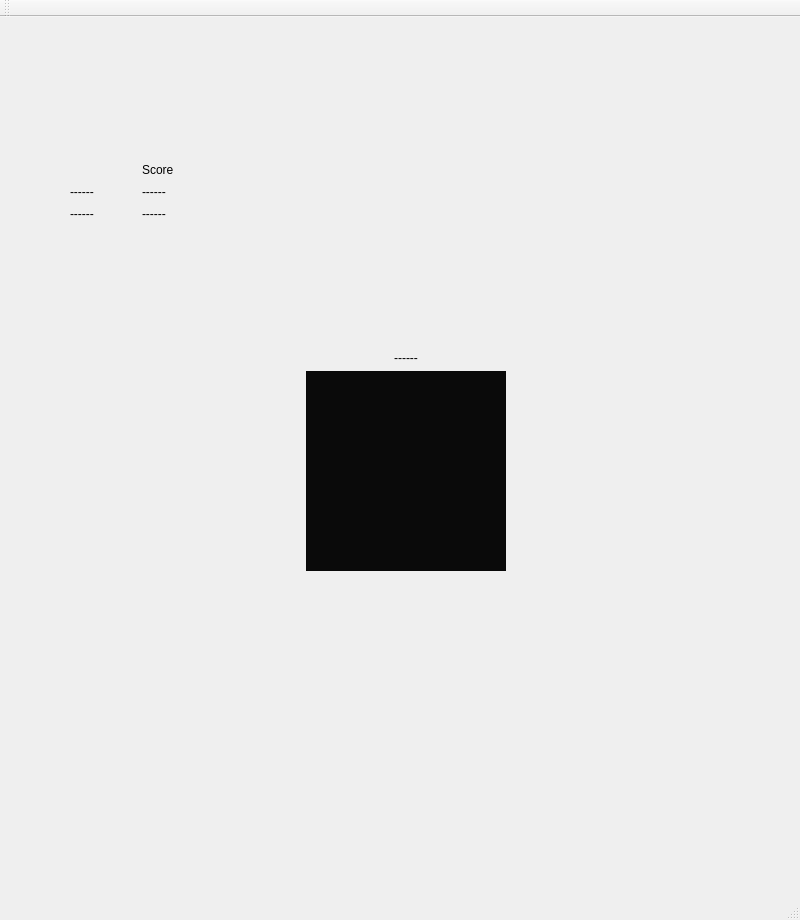
Before: the Qt Designer form mainwindow.ui in ariel181/Noughts_and_Crosses, drawn with Qt 5.
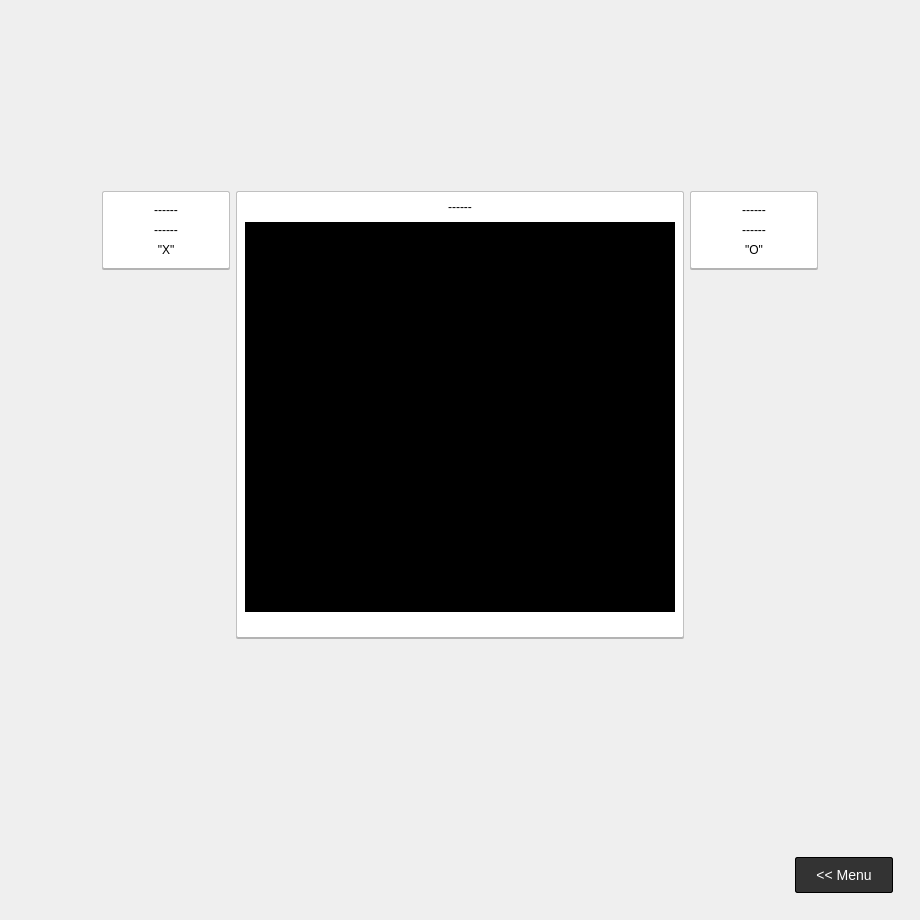
After: the same form once the commit is applied.

The edit to the form file:
```diff
--- a/mainwindow.ui
+++ b/mainwindow.ui
@@ -6,57 +6,78 @@
    <rect>
     <x>0</x>
     <y>0</y>
-    <width>800</width>
+    <width>920</width>
     <height>920</height>
    </rect>
   </property>
   <property name="windowTitle">
    <string>MainWindow</string>
   </property>
-  <widget class="QWidget" name="centralWidget">
-   <property name="styleSheet">
-    <string notr="true">QFrame#frBoard
+  <property name="styleSheet">
+   <string notr="true">QFrame#frBottom QPushButton ,
+QFrame#frBottom_2 QPushButton 
+{ 
+   min-width:64px; 
+   height:36px; 
+   font-size:14px;  
+   border: 1px solid #000000;
+   border-radius:2px;
+   background-color: #333333;
+   padding-left:16px; 
+   padding-right:16px;
+   color:#ffffff; 
+ }
+
+QFrame#frBottom QPushButton:pressed,
+QFrame#frBottom_2 QPushButton:pressed {
+   background-color: #ffffff;
+   color:#333333;
+   border-style: inset;
+}   
+
+QFrame#frCenter, QFrame#frCenter_2, QFrame#frPlay1, QFrame#frPlay2{
+   border: 1px solid silver;
+   border-bottom: 2px solid rgba(179, 179, 179, 255);
+   border-radius: 2px;
+   background-color: rgb(255, 255, 255);
+}
+
+QFrame#frBoard
 {
-background-color: rgb(10, 10, 10);
+background-color: rgb(0, 0, 0);
 }
 QFrame#frBoard QPushButton
 {
 background-color: rgb(255,255,255);
 }</string>
+  </property>
+  <widget class="QWidget" name="centralWidget">
+   <property name="styleSheet">
+    <string notr="true"/>
    </property>
    <layout class="QGridLayout" name="gridLayout_2">
-    <item row="0" column="0">
+    <property name="leftMargin">
+     <number>8</number>
+    </property>
+    <property name="topMargin">
+     <number>8</number>
+    </property>
+    <property name="rightMargin">
+     <number>8</number>
+    </property>
+    <property name="bottomMargin">
+     <number>8</number>
+    </property>
+    <property name="spacing">
+     <number>8</number>
+    </property>
+    <item row="0" column="1">
      <widget class="QStackedWidget" name="stackedWidget">
       <property name="currentIndex">
        <number>1</number>
       </property>
       <widget class="QWidget" name="page">
        <layout class="QGridLayout" name="gridLayout_3">
-        <item row="1" column="2">
-         <widget class="QLabel" name="label">
-          <property name="font">
-           <font>
-            <pointsize>26</pointsize>
-           </font>
-          </property>
-          <property name="text">
-           <string>Noughts and Crosses</string>
-          </property>
-          <property name="alignment">
-           <set>Qt::AlignCenter</set>
-          </property>
-         </widget>
-        </item>
-        <item row="2" column="2">
-         <widget class="QLabel" name="label_2">
-          <property name="text">
-           <string>Created by Ariel Gawrys</string>
-          </property>
-          <property name="alignment">
-           <set>Qt::AlignCenter</set>
-          </property>
-         </widget>
-        </item>
         <item row="0" column="2">
          <spacer name="verticalSpacer_4">
           <property name="orientation">
@@ -70,19 +91,6 @@
           </property>
          </spacer>
         </item>
-        <item row="1" column="3">
-         <spacer name="horizontalSpacer_4">
-          <property name="orientation">
-           <enum>Qt::Horizontal</enum>
-          </property>
-          <property name="sizeHint" stdset="0">
-           <size>
-            <width>40</width>
-            <height>20</height>
-           </size>
-          </property>
-         </spacer>
-        </item>
         <item row="9" column="2">
          <spacer name="verticalSpacer_3">
           <property name="orientation">
@@ -96,23 +104,7 @@
           </property>
          </spacer>
         </item>
-        <item row="6" column="2">
-         <spacer name="verticalSpacer_5">
-          <property name="orientation">
-           <enum>Qt::Vertical</enum>
-          </property>
-          <property name="sizeType">
-           <enum>QSizePolicy::Fixed</enum>
-          </property>
-          <property name="sizeHint" stdset="0">
-           <size>
-            <width>20</width>
-            <height>40</height>
-           </size>
-          </property>
-         </spacer>
-        </item>
-        <item row="1" column="0">
+        <item row="2" column="0">
          <spacer name="horizontalSpacer_3">
           <property name="orientation">
            <enum>Qt::Horizontal</enum>
@@ -125,104 +117,239 @@
           </property>
          </spacer>
         </item>
-        <item row="7" column="2">
-         <layout class="QHBoxLayout" name="horizontalLayout">
-          <property name="topMargin">
-           <number>0</number>
+        <item row="2" column="3">
+         <spacer name="horizontalSpacer_4">
+          <property name="orientation">
+           <enum>Qt::Horizontal</enum>
           </property>
-          <item>
-           <widget class="QPushButton" name="pbStartGame">
-            <property name="maximumSize">
-             <size>
-              <width>128</width>
-              <height>16777215</height>
-             </size>
-            </property>
-            <property name="text">
-             <string>Start Game</string>
-            </property>
-           </widget>
-          </item>
-         </layout>
+          <property name="sizeHint" stdset="0">
+           <size>
+            <width>40</width>
+            <height>20</height>
+           </size>
+          </property>
+         </spacer>
         </item>
-        <item row="3" column="1" colspan="2">
-         <layout class="QGridLayout" name="gridLayout">
-          <property name="spacing">
-           <number>8</number>
+        <item row="1" column="2" rowspan="3">
+         <widget class="QFrame" name="frCenter_2dd">
+          <property name="minimumSize">
+           <size>
+            <width>300</width>
+            <height>300</height>
+           </size>
           </property>
-          <item row="0" column="0">
-           <widget class="QLabel" name="label_3">
-            <property name="text">
-             <string>Player O:</string>
-            </property>
-           </widget>
-          </item>
-          <item row="0" column="1">
-           <widget class="QLineEdit" name="leO">
-            <property name="text">
-             <string>player 1</string>
-            </property>
-            <property name="maxLength">
-             <number>10</number>
-            </property>
-           </widget>
-          </item>
-          <item row="3" column="1">
-           <widget class="QLabel" name="laX">
-            <property name="minimumSize">
-             <size>
-              <width>0</width>
-              <height>20</height>
-             </size>
-            </property>
-            <property name="styleSheet">
-             <string notr="true">color: rgb(255, 0, 0);</string>
-            </property>
-            <property name="text">
-             <string/>
-            </property>
-           </widget>
-          </item>
-          <item row="2" column="1">
-           <widget class="QLineEdit" name="leX">
-            <property name="text">
-             <string>player 2</string>
-            </property>
-            <property name="maxLength">
-             <number>10</number>
-            </property>
-           </widget>
-          </item>
-          <item row="2" column="0">
-           <widget class="QLabel" name="label_4">
-            <property name="text">
-             <string>Player X:</string>
-            </property>
-           </widget>
-          </item>
-          <item row="1" column="1">
-           <widget class="QLabel" name="laO">
-            <property name="minimumSize">
-             <size>
-              <width>0</width>
-              <height>20</height>
-             </size>
-            </property>
-            <property name="styleSheet">
-             <string notr="true">color: rgb(255, 0, 0);</string>
-            </property>
-            <property name="text">
-             <string/>
-            </property>
-           </widget>
-          </item>
-         </layout>
+          <property name="frameShape">
+           <enum>QFrame::StyledPanel</enum>
+          </property>
+          <property name="frameShadow">
+           <enum>QFrame::Raised</enum>
+          </property>
+          <layout class="QGridLayout" name="gridLayout_6">
+           <property name="leftMargin">
+            <number>32</number>
+           </property>
+           <property name="topMargin">
+            <number>16</number>
+           </property>
+           <property name="rightMargin">
+            <number>32</number>
+           </property>
+           <property name="bottomMargin">
+            <number>16</number>
+           </property>
+           <property name="spacing">
+            <number>8</number>
+           </property>
+           <item row="2" column="0">
+            <spacer name="verticalSpacer_6">
+             <property name="orientation">
+              <enum>Qt::Vertical</enum>
+             </property>
+             <property name="sizeType">
+              <enum>QSizePolicy::Fixed</enum>
+             </property>
+             <property name="sizeHint" stdset="0">
+              <size>
+               <width>20</width>
+               <height>40</height>
+              </size>
+             </property>
+            </spacer>
+           </item>
+           <item row="1" column="0">
+            <widget class="QLabel" name="label_2">
+             <property name="text">
+              <string>Created by Ariel Gawrys</string>
+             </property>
+             <property name="alignment">
+              <set>Qt::AlignCenter</set>
+             </property>
+            </widget>
+           </item>
+           <item row="0" column="0">
+            <widget class="QLabel" name="label">
+             <property name="font">
+              <font>
+               <pointsize>26</pointsize>
+              </font>
+             </property>
+             <property name="text">
+              <string>Noughts and Crosses</string>
+             </property>
+             <property name="alignment">
+              <set>Qt::AlignCenter</set>
+             </property>
+            </widget>
+           </item>
+           <item row="3" column="0">
+            <layout class="QGridLayout" name="gridLayout">
+             <property name="spacing">
+              <number>8</number>
+             </property>
+             <item row="0" column="0">
+              <widget class="QLabel" name="label_3">
+               <property name="text">
+                <string>Player O:</string>
+               </property>
+              </widget>
+             </item>
+             <item row="0" column="1">
+              <widget class="QLineEdit" name="leO">
+               <property name="text">
+                <string>player 1aa</string>
+               </property>
+               <property name="maxLength">
+                <number>10</number>
+               </property>
+              </widget>
+             </item>
+             <item row="3" column="1">
+              <widget class="QLabel" name="laX">
+               <property name="minimumSize">
+                <size>
+                 <width>0</width>
+                 <height>20</height>
+                </size>
+               </property>
+               <property name="styleSheet">
+                <string notr="true">color: rgb(255, 0, 0);</string>
+               </property>
+               <property name="text">
+                <string/>
+               </property>
+              </widget>
+             </item>
+             <item row="2" column="1">
+              <widget class="QLineEdit" name="leX">
+               <property name="text">
+                <string>player 233</string>
+               </property>
+               <property name="maxLength">
+                <number>10</number>
+               </property>
+              </widget>
+             </item>
+             <item row="2" column="0">
+              <widget class="QLabel" name="label_4">
+               <property name="text">
+                <string>Player X:</string>
+               </property>
+              </widget>
+             </item>
+             <item row="1" column="1">
+              <widget class="QLabel" name="laO">
+               <property name="minimumSize">
+                <size>
+                 <width>0</width>
+                 <height>20</height>
+                </size>
+               </property>
+               <property name="styleSheet">
+                <string notr="true">color: rgb(255, 0, 0);</string>
+               </property>
+               <property name="text">
+                <string/>
+               </property>
+              </widget>
+             </item>
+            </layout>
+           </item>
+           <item row="5" column="0">
+            <widget class="QFrame" name="frBottom_2">
+             <property name="maximumSize">
+              <size>
+               <width>16777215</width>
+               <height>52</height>
+              </size>
+             </property>
+             <property name="frameShape">
+              <enum>QFrame::NoFrame</enum>
+             </property>
+             <property name="frameShadow">
+              <enum>QFrame::Raised</enum>
+             </property>
+             <layout class="QHBoxLayout" name="horizontalLayout_3">
+              <property name="spacing">
+               <number>8</number>
+              </property>
+              <property name="leftMargin">
+               <number>8</number>
+              </property>
+              <property name="topMargin">
+               <number>8</number>
+              </property>
+              <property name="rightMargin">
+               <number>8</number>
+              </property>
+              <property name="bottomMargin">
+               <number>8</number>
+              </property>
+              <item>
+               <widget class="QPushButton" name="pbStartGame">
+                <property name="minimumSize">
+                 <size>
+                  <width>98</width>
+                  <height>36</height>
+                 </size>
+                </property>
+                <property name="maximumSize">
+                 <size>
+                  <width>128</width>
+                  <height>36</height>
+                 </size>
+                </property>
+                <property name="text">
+                 <string>Start Game</string>
+                </property>
+               </widget>
+              </item>
+             </layout>
+            </widget>
+           </item>
+           <item row="4" column="0">
+            <spacer name="verticalSpacer_9">
+             <property name="orientation">
+              <enum>Qt::Vertical</enum>
+             </property>
+             <property name="sizeType">
+              <enum>QSizePolicy::Fixed</enum>
+             </property>
+             <property name="sizeHint" stdset="0">
+              <size>
+               <width>20</width>
+               <height>40</height>
+              </size>
+             </property>
+            </spacer>
+           </item>
+          </layout>
+         </widget>
         </item>
        </layout>
       </widget>
       <widget class="QWidget" name="page_2">
        <layout class="QGridLayout" name="gridLayout_4">
-        <item row="0" column="2">
+        <item row="0" column="2" colspan="2">
          <spacer name="verticalSpacer">
           <property name="orientation">
            <enum>Qt::Vertical</enum>
@@ -235,8 +362,8 @@
           </property>
          </spacer>
         </item>
-        <item row="4" column="2">
-         <spacer name="verticalSpacer_2">
+        <item row="3" column="1" rowspan="3">
+         <spacer name="verticalSpacer_7">
           <property name="orientation">
            <enum>Qt::Vertical</enum>
           </property>
@@ -248,17 +375,86 @@
           </property>
          </spacer>
         </item>
-        <item row="1" column="2">
-         <widget class="QLabel" name="laMove">
-          <property name="text">
-           <string>------</string>
+        <item row="2" column="4">
+         <widget class="QFrame" name="frPlay2">
+          <property name="minimumSize">
+           <size>
+            <width>128</width>
+            <height>0</height>
+           </size>
           </property>
-          <property name="alignment">
-           <set>Qt::AlignCenter</set>
+          <property name="frameShape">
+           <enum>QFrame::StyledPanel</enum>
           </property>
+          <property name="frameShadow">
+           <enum>QFrame::Raised</enum>
+          </property>
+          <layout class="QVBoxLayout" name="verticalLayout_2">
+           <item>
+            <widget class="QLabel" name="laNoughts">
+             <property name="sizePolicy">
+              <sizepolicy hsizetype="Preferred" vsizetype="Fixed">
+               <horstretch>0</horstretch>
+               <verstretch>0</verstretch>
+              </sizepolicy>
+             </property>
+             <property name="text">
+              <string>------</string>
+             </property>
+             <property name="alignment">
+              <set>Qt::AlignCenter</set>
+             </property>
+            </widget>
+           </item>
+           <item>
+            <widget class="QLabel" name="laScoreNought">
+             <property name="sizePolicy">
+              <sizepolicy hsizetype="Preferred" vsizetype="Fixed">
+               <horstretch>0</horstretch>
+               <verstretch>0</verstretch>
+              </sizepolicy>
+             </property>
+             <property name="text">
+              <string>------</string>
+             </property>
+             <property name="alignment">
+              <set>Qt::AlignCenter</set>
+             </property>
+            </widget>
+           </item>
+           <item>
+            <widget class="QLabel" name="label_7">
+             <property name="sizePolicy">
+              <sizepolicy hsizetype="Preferred" vsizetype="Preferred">
+               <horstretch>0</horstretch>
+               <verstretch>0</verstretch>
+              </sizepolicy>
+             </property>
+             <property name="text">
+              <string>&quot;O&quot;</string>
+             </property>
+             <property name="alignment">
+              <set>Qt::AlignCenter</set>
+             </property>
+            </widget>
+           </item>
+          </layout>
          </widget>
         </item>
-        <item row="3" column="3">
+        <item row="3" column="4" rowspan="3">
+         <spacer name="verticalSpacer_8">
+          <property name="orientation">
+           <enum>Qt::Vertical</enum>
+          </property>
+          <property name="sizeHint" stdset="0">
+           <size>
+            <width>20</width>
+            <height>40</height>
+           </size>
+          </property>
+         </spacer>
+        </item>
+        <item row="2" column="5">
          <spacer name="horizontalSpacer_2">
           <property name="orientation">
            <enum>Qt::Horizontal</enum>
@@ -271,46 +467,31 @@
           </property>
          </spacer>
         </item>
-        <item row="0" column="0" colspan="2">
-         <widget class="QFrame" name="frame">
+        <item row="2" column="1">
+         <widget class="QFrame" name="frPlay1">
           <property name="sizePolicy">
-           <sizepolicy hsizetype="Fixed" vsizetype="Fixed">
+           <sizepolicy hsizetype="Preferred" vsizetype="Fixed">
             <horstretch>0</horstretch>
             <verstretch>0</verstretch>
            </sizepolicy>
           </property>
           <property name="minimumSize">
            <size>
-            <width>200</width>
+            <width>128</width>
             <height>0</height>
            </size>
           </property>
           <property name="frameShape">
-           <enum>QFrame::NoFrame</enum>
+           <enum>QFrame::StyledPanel</enum>
           </property>
           <property name="frameShadow">
            <enum>QFrame::Raised</enum>
           </property>
-          <layout class="QGridLayout" name="gridLayout_6">
-           <property name="leftMargin">
-            <number>8</number>
-           </property>
-           <property name="topMargin">
-            <number>8</number>
-           </property>
-           <property name="rightMargin">
-            <number>8</number>
-           </property>
-           <property name="bottomMargin">
-            <number>8</number>
-           </property>
-           <property name="spacing">
-            <number>8</number>
-           </property>
-           <item row="1" column="0">
+          <layout class="QVBoxLayout" name="verticalLayout">
+           <item>
             <widget class="QLabel" name="laCross">
              <property name="sizePolicy">
-              <sizepolicy hsizetype="Fixed" vsizetype="Fixed">
+              <sizepolicy hsizetype="Preferred" vsizetype="Fixed">
                <horstretch>0</horstretch>
                <verstretch>0</verstretch>
               </sizepolicy>
@@ -318,51 +499,15 @@
              <property name="text">
               <string>------</string>
              </property>
-            </widget>
-           </item>
-           <item row="2" column="1">
-            <widget class="QLabel" name="laScoreNought">
-             <property name="sizePolicy">
-              <sizepolicy hsizetype="Fixed" vsizetype="Fixed">
-               <horstretch>0</horstretch>
-               <verstretch>0</verstretch>
-              </sizepolicy>
+             <property name="alignment">
+              <set>Qt::AlignCenter</set>
              </property>
-             <property name="text">
-              <string>------</string>
-             </property>
             </widget>
            </item>
-           <item row="2" column="0">
-            <widget class="QLabel" name="laNoughts">
-             <property name="sizePolicy">
-              <sizepolicy hsizetype="Fixed" vsizetype="Fixed">
-               <horstretch>0</horstretch>
-               <verstretch>0</verstretch>
-              </sizepolicy>
-             </property>
-             <property name="text">
-              <string>------</string>
-             </property>
-            </widget>
-           </item>
-           <item row="0" column="1">
-            <widget class="QLabel" name="label_5">
-             <property name="sizePolicy">
-              <sizepolicy hsizetype="Fixed" vsizetype="Fixed">
-               <horstretch>0</horstretch>
-               <verstretch>0</verstretch>
-              </sizepolicy>
-             </property>
-             <property name="text">
-              <string>Score</string>
-             </property>
-            </widget>
-           </item>
-           <item row="1" column="1">
+           <item>
             <widget class="QLabel" name="laScoreCross">
              <property name="sizePolicy">
-              <sizepolicy hsizetype="Fixed" vsizetype="Fixed">
+              <sizepolicy hsizetype="Preferred" vsizetype="Fixed">
                <horstretch>0</horstretch>
                <verstretch>0</verstretch>
               </sizepolicy>
@@ -370,12 +515,44 @@
              <property name="text">
               <string>------</string>
              </property>
+             <property name="alignment">
+              <set>Qt::AlignCenter</set>
+             </property>
+            </widget>
+           </item>
+           <item>
+            <widget class="QLabel" name="label_6">
+             <property name="sizePolicy">
+              <sizepolicy hsizetype="Preferred" vsizetype="Fixed">
+               <horstretch>0</horstretch>
+               <verstretch>0</verstretch>
+              </sizepolicy>
+             </property>
+             <property name="text">
+              <string>&quot;X&quot;</string>
+             </property>
+             <property name="alignment">
+              <set>Qt::AlignCenter</set>
+             </property>
             </widget>
            </item>
           </layout>
          </widget>
         </item>
-        <item row="3" column="0">
+        <item row="5" column="2" colspan="2">
+         <spacer name="verticalSpacer_2">
+          <property name="orientation">
+           <enum>Qt::Vertical</enum>
+          </property>
+          <property name="sizeHint" stdset="0">
+           <size>
+            <width>20</width>
+            <height>40</height>
+           </size>
+          </property>
+         </spacer>
+        </item>
+        <item row="2" column="0">
          <spacer name="horizontalSpacer">
           <property name="orientation">
            <enum>Qt::Horizontal</enum>
@@ -388,42 +565,185 @@
           </property>
          </spacer>
         </item>
-        <item row="2" column="2" rowspan="2">
-         <widget class="QFrame" name="frBoard">
+        <item row="6" column="0" colspan="6">
+         <widget class="QFrame" name="frBottom">
           <property name="minimumSize">
            <size>
-            <width>200</width>
-            <height>200</height>
+            <width>0</width>
+            <height>52</height>
            </size>
           </property>
-          <property name="styleSheet">
-           <string notr="true"/>
+          <property name="maximumSize">
+           <size>
+            <width>16777215</width>
+            <height>52</height>
+           </size>
           </property>
           <property name="frameShape">
-           <enum>QFrame::StyledPanel</enum>
+           <enum>QFrame::NoFrame</enum>
           </property>
           <property name="frameShadow">
            <enum>QFrame::Raised</enum>
           </property>
-          <layout class="QGridLayout" name="gridLayout_5">
+          <layout class="QHBoxLayout" name="horizontalLayout_2">
+           <property name="spacing">
+            <number>8</number>
+           </property>
            <property name="leftMargin">
-            <number>0</number>
+            <number>8</number>
            </property>
            <property name="topMargin">
-            <number>0</number>
+            <number>8</number>
            </property>
            <property name="rightMargin">
-            <number>0</number>
+            <number>8</number>
            </property>
            <property name="bottomMargin">
-            <number>0</number>
+            <number>8</number>
            </property>
+           <item>
+            <spacer name="horizontalSpacer_5">
+             <property name="orientation">
+              <enum>Qt::Horizontal</enum>
+             </property>
+             <property name="sizeHint" stdset="0">
+              <size>
+               <width>781</width>
+               <height>20</height>
+              </size>
+             </property>
+            </spacer>
+           </item>
+           <item>
+            <widget class="QPushButton" name="pbBackMenu">
+             <property name="minimumSize">
+              <size>
+               <width>0</width>
+               <height>32</height>
+              </size>
+             </property>
+             <property name="text">
+              <string>&lt;&lt; Menu</string>
+             </property>
+            </widget>
+           </item>
+          </layout>
+         </widget>
+        </item>
+        <item row="2" column="2" rowspan="2" colspan="2">
+         <widget class="QFrame" name="frCenter">
+          <property name="sizePolicy">
+           <sizepolicy hsizetype="Preferred" vsizetype="Preferred">
+            <horstretch>0</horstretch>
+            <verstretch>0</verstretch>
+           </sizepolicy>
+          </property>
+          <property name="minimumSize">
+           <size>
+            <width>448</width>
+            <height>448</height>
+           </size>
+          </property>
+          <property name="frameShape">
+           <enum>QFrame::HLine</enum>
+          </property>
+          <property name="frameShadow">
+           <enum>QFrame::Raised</enum>
+          </property>
+          <layout class="QGridLayout" name="gridLayout_7">
+           <property name="leftMargin">
+            <number>8</number>
+           </property>
+           <property name="topMargin">
+            <number>8</number>
+           </property>
+           <property name="rightMargin">
+            <number>8</number>
+           </property>
+           <property name="bottomMargin">
+            <number>8</number>
+           </property>
            <property name="spacing">
-            <number>16</number>
+            <number>8</number>
            </property>
+           <item row="0" column="0">
+            <widget class="QLabel" name="laMove">
+             <property name="sizePolicy">
+              <sizepolicy hsizetype="Preferred" vsizetype="Fixed">
+               <horstretch>0</horstretch>
+               <verstretch>0</verstretch>
+              </sizepolicy>
+             </property>
+             <property name="text">
+              <string>------</string>
+             </property>
+             <property name="alignment">
+              <set>Qt::AlignCenter</set>
+             </property>
+            </widget>
+           </item>
+           <item row="1" column="0">
+            <widget class="QFrame" name="frBoard">
+             <property name="styleSheet">
+              <string notr="true"/>
+             </property>
+             <property name="frameShape">
+              <enum>QFrame::StyledPanel</enum>
+             </property>
+             <property name="frameShadow">
+              <enum>QFrame::Raised</enum>
+             </property>
+             <layout class="QGridLayout" name="gridLayout_5">
+              <property name="leftMargin">
+               <number>0</number>
+              </property>
+              <property name="topMargin">
+               <number>0</number>
+              </property>
+              <property name="rightMargin">
+               <number>0</number>
+              </property>
+              <property name="bottomMargin">
+               <number>0</number>
+              </property>
+              <property name="spacing">
+               <number>16</number>
+              </property>
+             </layout>
+            </widget>
+           </item>
+           <item row="2" column="0">
+            <spacer name="verticalSpacer_5">
+             <property name="orientation">
+              <enum>Qt::Vertical</enum>
+             </property>
+             <property name="sizeType">
+              <enum>QSizePolicy::Fixed</enum>
+             </property>
+             <property name="sizeHint" stdset="0">
+              <size>
+               <width>20</width>
+               <height>17</height>
+              </size>
+             </property>
+            </spacer>
+           </item>
           </layout>
          </widget>
         </item>
+        <item row="4" column="2" colspan="2">
+         <spacer name="horizontalSpacer_6">
+          <property name="orientation">
+           <enum>Qt::Horizontal</enum>
+          </property>
+          <property name="sizeHint" stdset="0">
+           <size>
+            <width>40</width>
+            <height>20</height>
+           </size>
+          </property>
+         </spacer>
+        </item>
        </layout>
       </widget>
      </widget>
@@ -435,20 +755,11 @@
     <rect>
      <x>0</x>
      <y>0</y>
-     <width>800</width>
-     <height>28</height>
+     <width>920</width>
+     <height>22</height>
     </rect>
    </property>
   </widget>
-  <widget class="QToolBar" name="mainToolBar">
-   <attribute name="toolBarArea">
-    <enum>TopToolBarArea</enum>
-   </attribute>
-   <attribute name="toolBarBreak">
-    <bool>false</bool>
-   </attribute>
-  </widget>
-  <widget class="QStatusBar" name="statusBar"/>
  </widget>
  <layoutdefault spacing="6" margin="11"/>
  <resources/>
```
